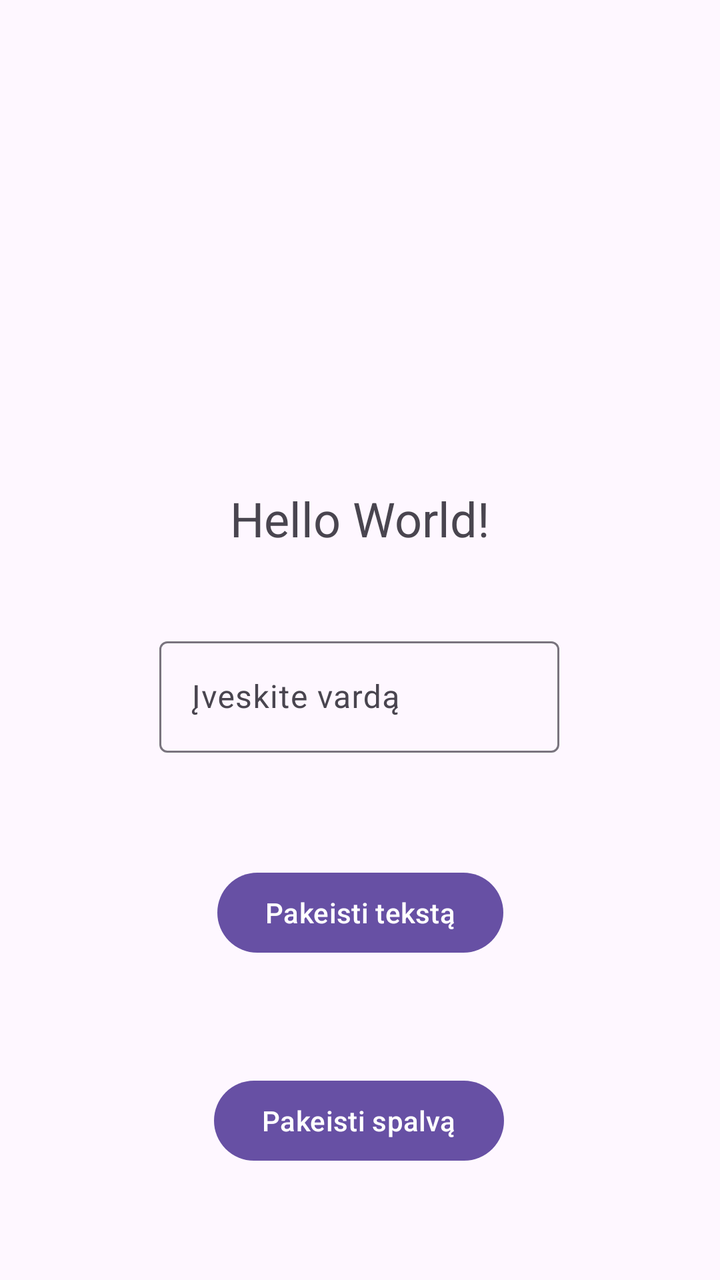
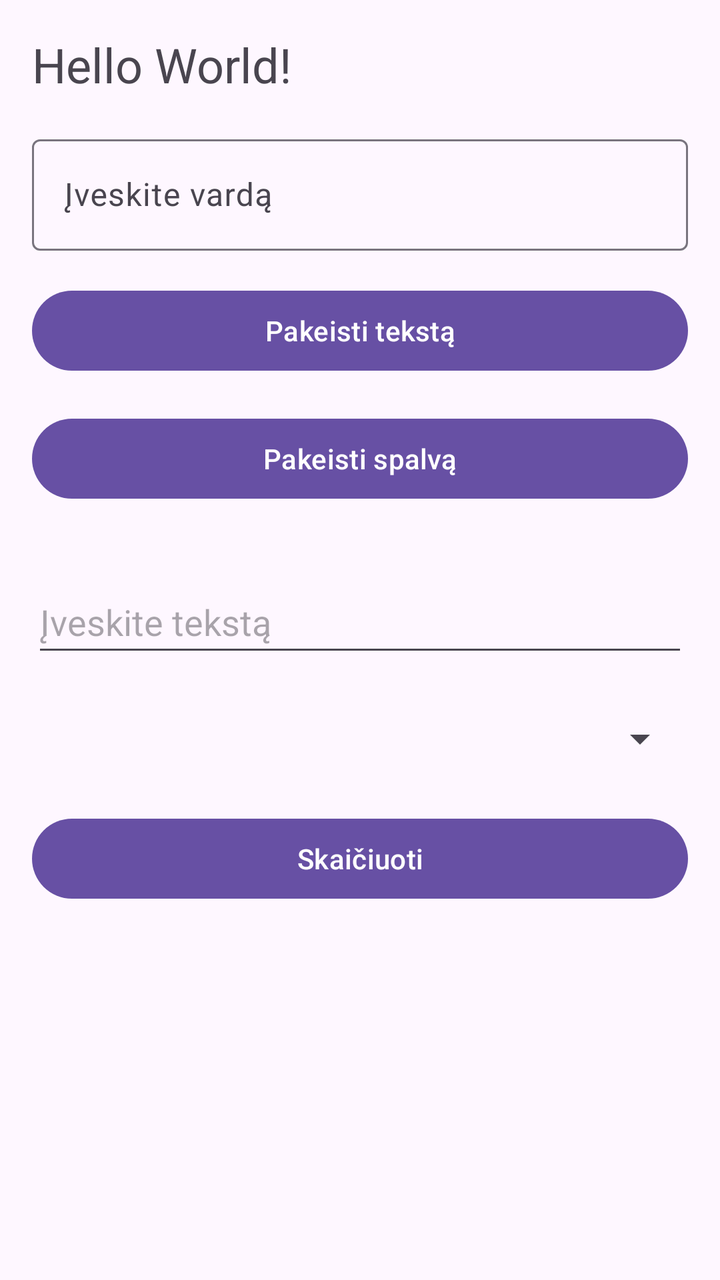

Screens rendered from an Android XML layout before and after an edit, with the pre-edit source and the edit as a unified diff.
<!-- AndroidManifest.xml: application theme Theme.FinApp1 -->
<!-- res/layout/activity_main.xml -->
<?xml version="1.0" encoding="utf-8"?>
<androidx.constraintlayout.widget.ConstraintLayout xmlns:android="http://schemas.android.com/apk/res/android"
    xmlns:app="http://schemas.android.com/apk/res-auto"
    xmlns:tools="http://schemas.android.com/tools"
    android:id="@+id/main"
    android:layout_width="match_parent"
    android:layout_height="match_parent"
    tools:context=".MainActivity">

    <TextView
        android:id="@+id/tvMain"
        android:layout_width="wrap_content"
        android:layout_height="wrap_content"
        android:text="Hello World!"
        android:textSize="24sp"
        app:layout_constraintBottom_toBottomOf="parent"
        app:layout_constraintEnd_toEndOf="parent"
        app:layout_constraintStart_toStartOf="parent"
        app:layout_constraintTop_toTopOf="parent"
        app:layout_constraintVertical_bias="0.4" />

    <Button
        android:id="@+id/btnChangeText"
        android:layout_width="wrap_content"
        android:layout_height="0dp"
        android:layout_marginTop="56dp"
        android:onClick="onBtnChangeTextClick"
        android:text="Pakeisti tekstą"
        android:visibility="visible"
        app:layout_constraintEnd_toEndOf="parent"
        app:layout_constraintHorizontal_bias="0.501"
        app:layout_constraintStart_toStartOf="parent"
        app:layout_constraintTop_toBottomOf="@+id/textInputName" />

    <Button
        android:id="@+id/btnChangeColor"
        android:layout_width="wrap_content"
        android:layout_height="wrap_content"
        android:layout_marginTop="56dp"
        android:onClick="onBtnChangeColorClick"
        android:text="Pakeisti spalvą"
        app:layout_constraintEnd_toEndOf="parent"
        app:layout_constraintHorizontal_bias="0.498"
        app:layout_constraintStart_toStartOf="parent"
        app:layout_constraintTop_toBottomOf="@+id/btnChangeText" />

    <com.google.android.material.textfield.TextInputLayout
        android:id="@+id/textInputName"
        android:layout_width="200dp"
        android:layout_height="wrap_content"
        android:layout_marginTop="40dp"
        app:layout_constraintEnd_toEndOf="parent"
        app:layout_constraintHorizontal_bias="0.497"
        app:layout_constraintStart_toStartOf="parent"
        app:layout_constraintTop_toBottomOf="@+id/tvMain">

        <com.google.android.material.textfield.TextInputEditText
            android:layout_width="match_parent"
            android:layout_height="wrap_content"
            android:hint="Įveskite vardą" />

    </com.google.android.material.textfield.TextInputLayout>


</androidx.constraintlayout.widget.ConstraintLayout>
<!-- resources referenced by this layout -->
<resources>
  <style name="Theme.FinApp1" parent="Base.Theme.FinApp1" />
  <style name="Base.Theme.FinApp1" parent="Theme.Material3.DayNight.NoActionBar">
          
          
      </style>
</resources>

<!-- the commit's change to res/layout/activity_main.xml (unified diff, before → after) -->
@@ -1,5 +1,5 @@
 <?xml version="1.0" encoding="utf-8"?>
-<androidx.constraintlayout.widget.ConstraintLayout xmlns:android="http://schemas.android.com/apk/res/android"
+<ScrollView xmlns:android="http://schemas.android.com/apk/res/android"
     xmlns:app="http://schemas.android.com/apk/res-auto"
     xmlns:tools="http://schemas.android.com/tools"
     android:id="@+id/main"
@@ -7,59 +7,91 @@
     android:layout_height="match_parent"
     tools:context=".MainActivity">
 
-    <TextView
-        android:id="@+id/tvMain"
-        android:layout_width="wrap_content"
-        android:layout_height="wrap_content"
-        android:text="Hello World!"
-        android:textSize="24sp"
-        app:layout_constraintBottom_toBottomOf="parent"
-        app:layout_constraintEnd_toEndOf="parent"
-        app:layout_constraintStart_toStartOf="parent"
-        app:layout_constraintTop_toTopOf="parent"
-        app:layout_constraintVertical_bias="0.4" />
+    <LinearLayout
+        android:orientation="vertical"
+        android:padding="16dp"
+        android:layout_width="match_parent"
+        android:layout_height="wrap_content">
 
-    <Button
-        android:id="@+id/btnChangeText"
-        android:layout_width="wrap_content"
-        android:layout_height="0dp"
-        android:layout_marginTop="56dp"
-        android:onClick="onBtnChangeTextClick"
-        android:text="Pakeisti tekstą"
-        android:visibility="visible"
-        app:layout_constraintEnd_toEndOf="parent"
-        app:layout_constraintHorizontal_bias="0.501"
-        app:layout_constraintStart_toStartOf="parent"
-        app:layout_constraintTop_toBottomOf="@+id/textInputName" />
+        
+        <TextView
+            android:id="@+id/tvMain"
+            android:layout_width="wrap_content"
+            android:layout_height="wrap_content"
+            android:text="Hello World!"
+            android:textSize="24sp" />
 
-    <Button
-        android:id="@+id/btnChangeColor"
-        android:layout_width="wrap_content"
-        android:layout_height="wrap_content"
-        android:layout_marginTop="56dp"
-        android:onClick="onBtnChangeColorClick"
-        android:text="Pakeisti spalvą"
-        app:layout_constraintEnd_toEndOf="parent"
-        app:layout_constraintHorizontal_bias="0.498"
-        app:layout_constraintStart_toStartOf="parent"
-        app:layout_constraintTop_toBottomOf="@+id/btnChangeText" />
-
-    <com.google.android.material.textfield.TextInputLayout
-        android:id="@+id/textInputName"
-        android:layout_width="200dp"
-        android:layout_height="wrap_content"
-        android:layout_marginTop="40dp"
-        app:layout_constraintEnd_toEndOf="parent"
-        app:layout_constraintHorizontal_bias="0.497"
-        app:layout_constraintStart_toStartOf="parent"
-        app:layout_constraintTop_toBottomOf="@+id/tvMain">
-
-        <com.google.android.material.textfield.TextInputEditText
+        
+        <com.google.android.material.textfield.TextInputLayout
+            android:id="@+id/textInputName"
             android:layout_width="match_parent"
             android:layout_height="wrap_content"
-            android:hint="Įveskite vardą" />
+            android:layout_marginTop="16dp">
 
-    </com.google.android.material.textfield.TextInputLayout>
+            <com.google.android.material.textfield.TextInputEditText
+                android:layout_width="match_parent"
+                android:layout_height="wrap_content"
+                android:inputType="textPersonName"
+                android:autofillHints="name"
+                android:minHeight="48dp"
+                android:hint="Įveskite vardą" />
+        </com.google.android.material.textfield.TextInputLayout>
 
+        
+        <Button
+            android:id="@+id/btnChangeText"
+            android:layout_width="match_parent"
+            android:layout_height="wrap_content"
+            android:layout_marginTop="16dp"
+            android:minHeight="48dp"
+            android:onClick="onBtnChangeTextClick"
+            android:text="Pakeisti tekstą" />
 
-</androidx.constraintlayout.widget.ConstraintLayout>
+        
+        <Button
+            android:id="@+id/btnChangeColor"
+            android:layout_width="match_parent"
+            android:layout_height="wrap_content"
+            android:layout_marginTop="16dp"
+            android:minHeight="48dp"
+            android:onClick="onBtnChangeColorClick"
+            android:text="Pakeisti spalvą" />
+
+        
+        <EditText
+            android:id="@+id/editTextInput"
+            android:layout_width="match_parent"
+            android:layout_height="wrap_content"
+            android:hint="@string/hint_enter_text"
+            android:inputType="text"
+            android:autofillHints="username"
+            android:minHeight="48dp"
+            android:layout_marginTop="32dp" />
+
+        
+        <Spinner
+            android:id="@+id/spinnerCountType"
+            android:layout_width="match_parent"
+            android:layout_height="wrap_content"
+            android:minHeight="48dp"
+            android:layout_marginTop="12dp" />
+
+        
+        <Button
+            android:id="@+id/btnAnalyze"
+            android:layout_width="match_parent"
+            android:layout_height="wrap_content"
+            android:onClick="onBtnAnalyzeClick"
+            android:text="@string/button_count"
+            android:minHeight="48dp"
+            android:layout_marginTop="12dp" />
+
+        
+        <TextView
+            android:id="@+id/textViewResult"
+            android:layout_width="match_parent"
+            android:layout_height="wrap_content"
+            android:textSize="18sp"
+            android:layout_marginTop="16dp" />
+    </LinearLayout>
+</ScrollView>
<!-- resource entries referenced after the edit -->
@@ -1,5 +1,7 @@
 <!-- resources referenced by this layout -->
 <resources>
+  <string name="button_count">Skaičiuoti</string>
+  <string name="hint_enter_text">Įveskite tekstą</string>
   <style name="Theme.FinApp1" parent="Base.Theme.FinApp1" />
   <style name="Base.Theme.FinApp1" parent="Theme.Material3.DayNight.NoActionBar">
           
